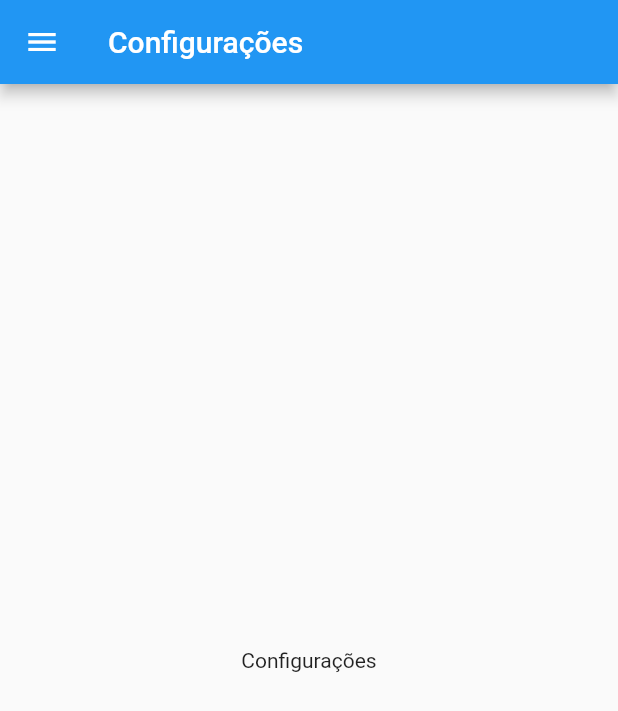
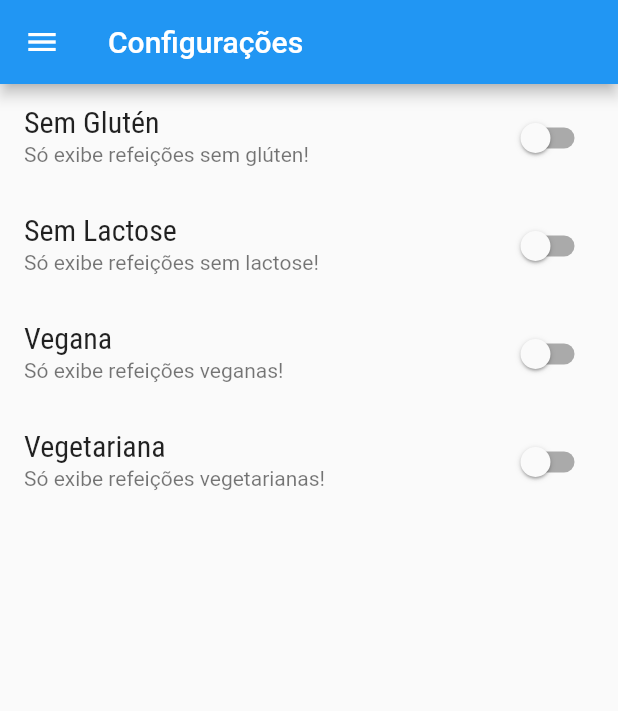
Before and after one commit to adrianoaraujo0/app_refeicoes_curso_c0d3r, a Flutter app: the SettingsScreen screen opened by its route, on a phone screen of 412 x 824 dp. Shown: the top 711 px of the screen. Run offline on Flutter 3.47's test engine with Material 2 defaults, Android fonts, the light colour scheme and no system bars; network calls fail.

Commit message:
c.203 - tela de config

```diff
--- /dev/null
+++ b/lib/models/settings.dart
@@ -0,0 +1,15 @@
+class Settings {
+
+  bool isGlutenFree;
+  bool isLactoseFree;
+  bool isVegan;
+  bool isVegetarian;
+
+  Settings({
+    this.isGlutenFree = false,
+    this.isLactoseFree = false,
+    this.isVegan = false,
+    this.isVegetarian = false
+  });
+
+}
--- a/lib/ui/meal_detail_screen.dart
+++ b/lib/ui/meal_detail_screen.dart
@@ -86,6 +86,12 @@ class MealDetailScreen extends StatelessWidget {
           ]
         ),
       ),
+      floatingActionButton: FloatingActionButton(
+        onPressed: () {
+          Navigator.of(context).pop();
+        },
+        child: const Icon(Icons.star),
+      ),
     );
   }
 }
--- a/lib/ui/settings_screen.dart
+++ b/lib/ui/settings_screen.dart
@@ -1,8 +1,26 @@
 import 'package:flutter/material.dart';
 import 'package:refeicoes_curso/components/main_drawer.dart';
+import 'package:refeicoes_curso/models/settings.dart';
 
-class SettingsScreen extends StatelessWidget {
+class SettingsScreen extends StatefulWidget {
   const SettingsScreen({super.key});
+
+  @override
+  State<SettingsScreen> createState() => _SettingsScreenState();
+}
+
+class _SettingsScreenState extends State<SettingsScreen> {
+
+var settings = Settings();
+
+  Widget _createSwitch(String title, String subtitle, bool value, Function(bool)? onChanged){
+    return SwitchListTile(
+      title: Text(title),
+      subtitle: Text(subtitle),
+      value: value,
+      onChanged: onChanged
+    );
+  }
 
   @override
   Widget build(BuildContext context) {
@@ -11,7 +29,44 @@ class SettingsScreen extends StatelessWidget {
         title: const Text("Configurações"),
       ),
       drawer: const MainDrawer(),
-      body: const Center(child: Text("Configurações")),
+      body: Column(
+        children: [
+          // Container(
+          //   padding: const EdgeInsets.all(20),
+          //   child: Text("Configurações", style: Theme.of(context).textTheme.bodyMedium,),
+          // ),
+          Expanded(
+            child: ListView(
+              children: [
+                _createSwitch(
+                  "Sem Glutén",
+                  "Só exibe refeições sem glúten!",
+                  settings.isGlutenFree,
+                  (value) => setState(() => settings.isGlutenFree = value)
+                ),
+                _createSwitch(
+                  "Sem Lactose",
+                  "Só exibe refeições sem lactose!",
+                  settings.isLactoseFree,
+                  (value) => setState(() => settings.isLactoseFree = value)
+                ),
+                _createSwitch(
+                  "Vegana",
+                  "Só exibe refeições veganas!",
+                  settings.isVegan,
+                  (value) => setState(() => settings.isVegan = value)
+                ),
+                _createSwitch(
+                  "Vegetariana",
+                  "Só exibe refeições vegetarianas!",
+                  settings.isVegetarian,
+                  (value) => setState(() => settings.isVegetarian = value)
+                ),
+              ],
+            )
+          )
+        ],
+      )
     );
   }
 }
```
Lines whose indentation alone changed are shown as unchanged.
